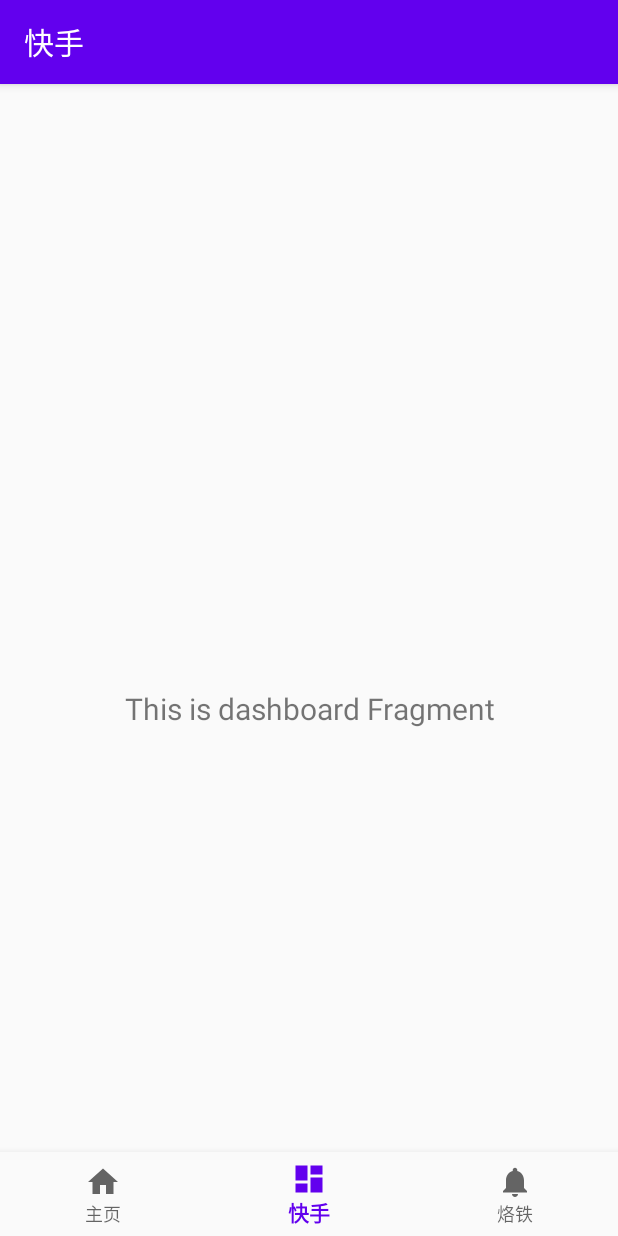
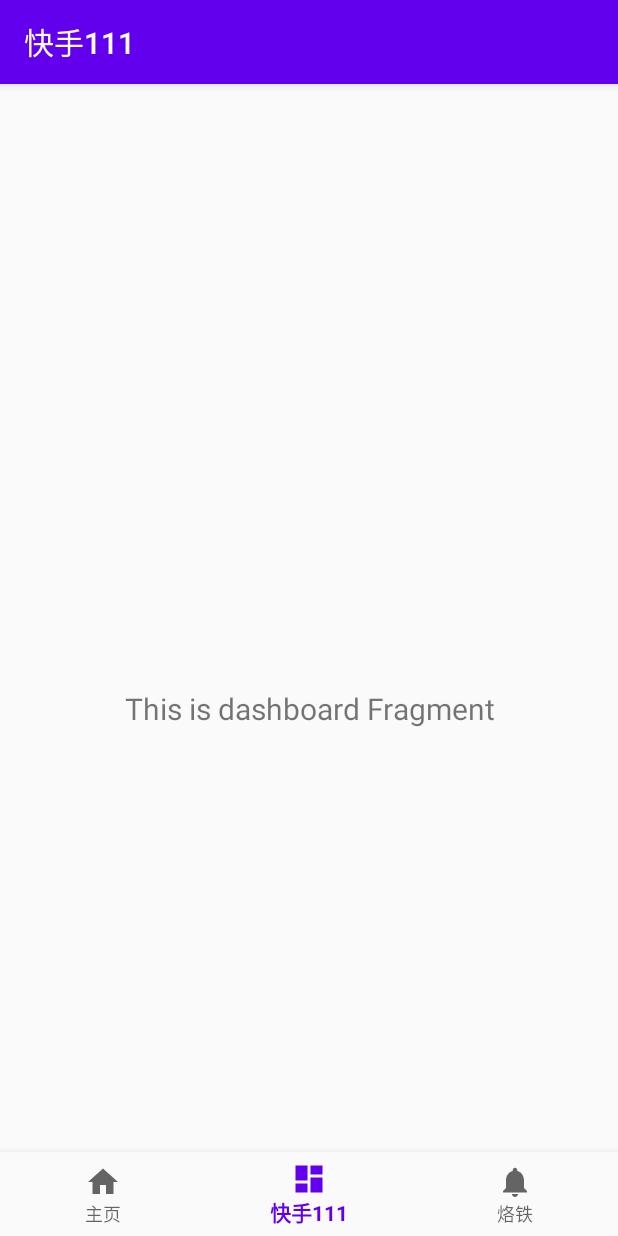
Before and after one commit to kh-1997/MyApplication, an Android app: the screen it shows after launch (MainActivity), item 2 of the bottom bar chosen, on a phone screen of 412 x 824 dp. Run offline under Robolectric (Android 15) with nearby library versions, the phone set to English and light mode, and no system bars; our stand-ins replace navigation-ui.

```diff
--- a/app/src/main/res/values/strings.xml
+++ b/app/src/main/res/values/strings.xml
@@ -1,6 +1,6 @@
 <resources>
     <string name="app_name">My Application</string>
     <string name="title_home">主页</string>
-    <string name="title_dashboard">快手</string>
+    <string name="title_dashboard">快手111</string>
     <string name="title_notifications">烙铁</string>
 </resources>
```
